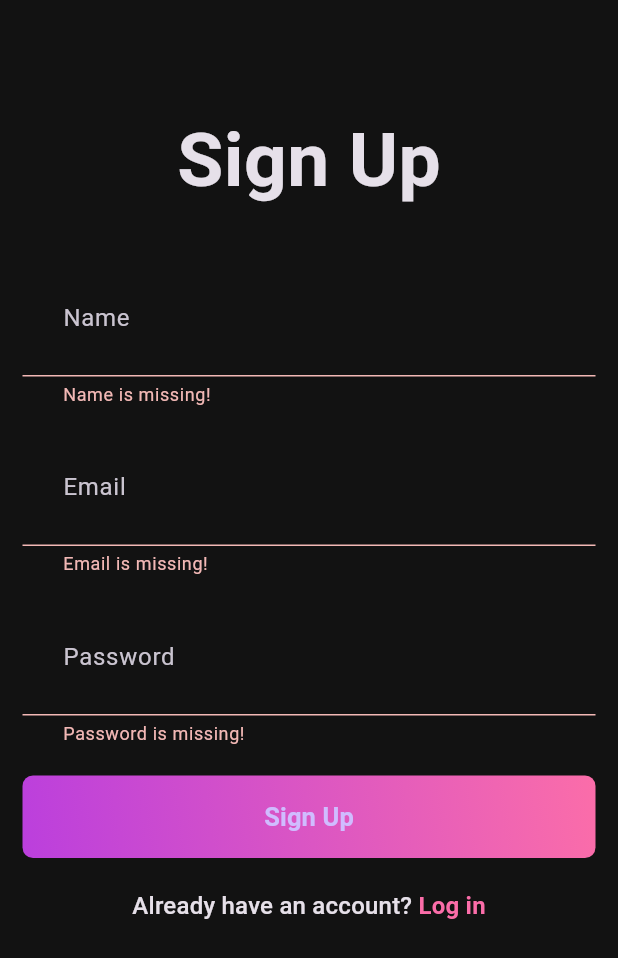
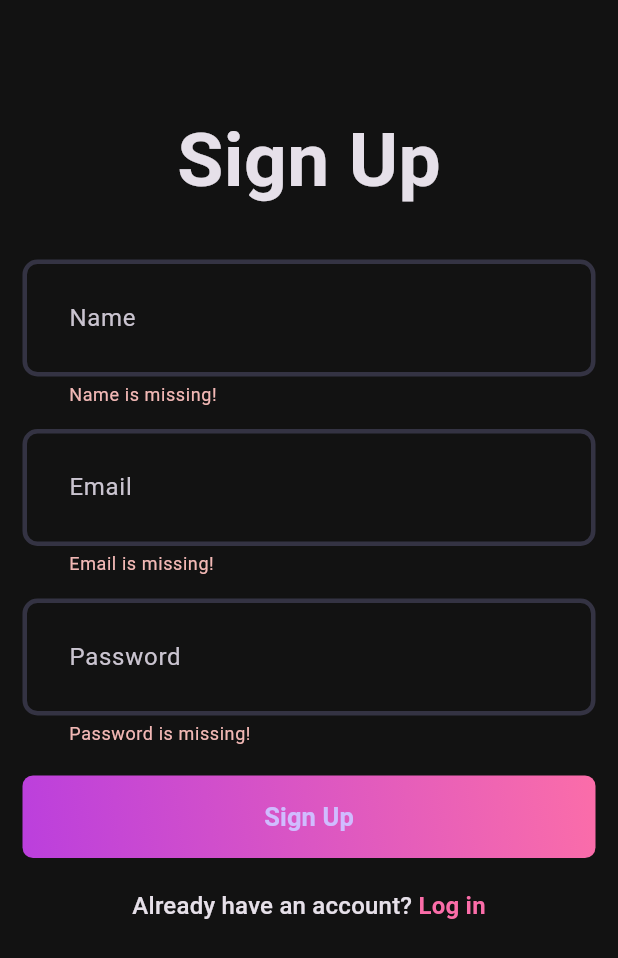
Before and after one commit to aadilsayad/vibelle, a Flutter app: the screen it shows after launch, after a tap on "Sign Up", on a phone screen of 412 x 824 dp. Shown: the top 958 px of the screen. Run offline on Flutter 3.47's test engine with Material 3 defaults, Android fonts, the phone set to English and light mode, and no system bars; our stand-ins replace flutter_riverpod, fpdart, riverpod_annotation; generated files the repository leaves out were written again.

Commit message:
fix: preserve AuthTextField styling during validation error state

```diff
--- a/client/lib/common/theme/theme.dart
+++ b/client/lib/common/theme/theme.dart
@@ -16,6 +16,8 @@ class AppTheme {
       contentPadding: const EdgeInsets.all(27),
       enabledBorder: _border(Palette.borderColor),
       focusedBorder: _border(Palette.gradient2),
+      errorBorder: _border(Palette.borderColor),
+      focusedErrorBorder: _border(Palette.gradient2),
     ),
   );
 }
--- a/client/lib/features/auth/view/screens/signup_screen.dart
+++ b/client/lib/features/auth/view/screens/signup_screen.dart
@@ -109,7 +109,7 @@ class _SignupScreenState extends ConsumerState<SignupScreen> {
                       const SizedBox(height: 20),
                       GestureDetector(
                         onTap: () {
-                          Navigator.push(
+                          Navigator.pushReplacement(
                             context,
                             MaterialPageRoute(
                               builder: (ctx) => const LoginScreen(),
```
Also changed, not shown: client/lib/features/auth/view/screens/login_screen.dart (+9 -1 lines).
